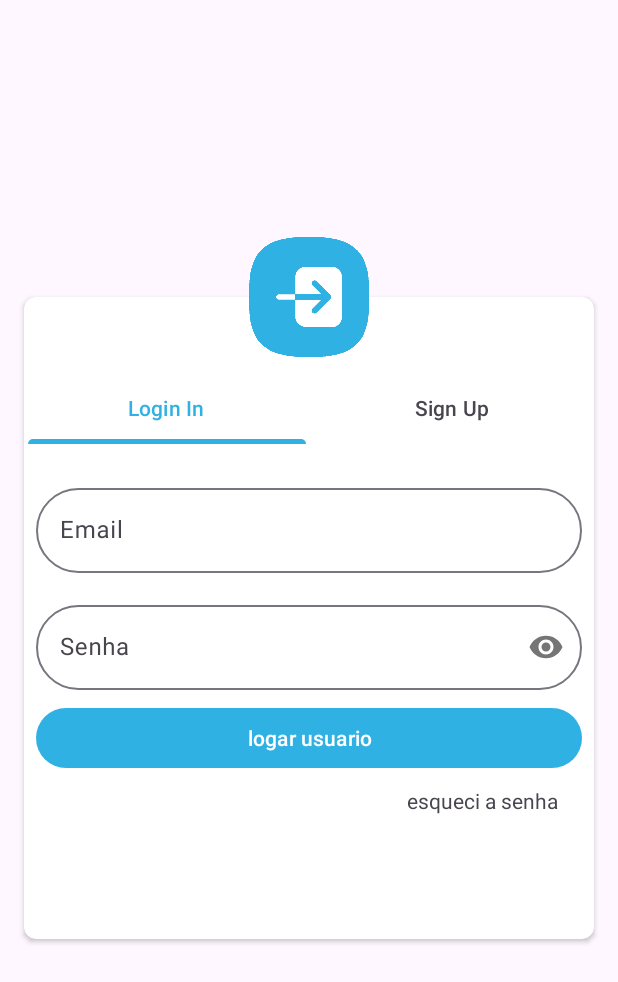
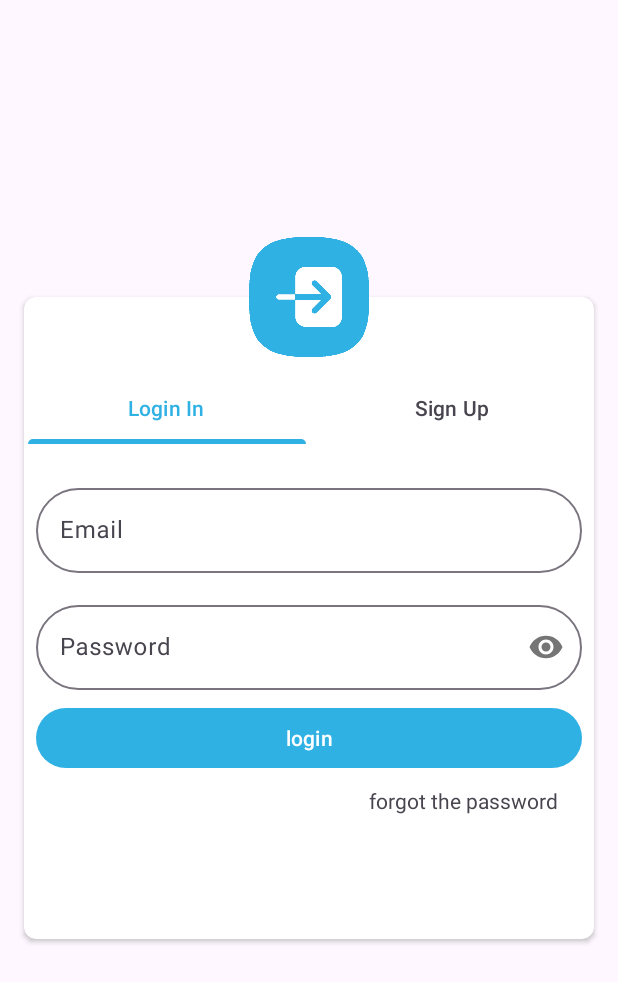
Before and after one commit to kaioLimaX/ChatApp, an Android app: the screen it shows after launch (AuthActivity), on a phone screen of 412 x 824 dp. Shown: the top 982 px of the screen. Run offline under Robolectric (Android 15) with nearby library versions, the phone set to English and light mode, and no system bars; our stand-ins replace Dagger/Hilt's generated code, Firebase (no records; nobody signed in at launch, a user with empty details on screens opened directly); libraries missing offline, so code that uses them is left out: com.wajahatkarim3.easyvalidation.

Commit message:
alterado para padrão EUA

```diff
--- a/app/src/main/res/layout/item_tablogin_login.xml
+++ b/app/src/main/res/layout/item_tablogin_login.xml
@@ -68,10 +68,9 @@
             android:id="@+id/txtSenha"
             android:layout_width="match_parent"
             android:layout_height="wrap_content"
-            android:hint="Senha"
+            android:hint="Password"
             android:imeOptions="actionDone"
-            android:inputType="textPassword"
-             />
+            android:inputType="textPassword" />
     </com.google.android.material.textfield.TextInputLayout>
 
 
@@ -82,7 +81,7 @@
         android:layout_marginStart="8dp"
         android:layout_marginTop="8dp"
         android:layout_marginEnd="8dp"
-        android:text="logar usuario"
+        android:text="login"
         app:layout_constraintEnd_toEndOf="parent"
         app:layout_constraintHorizontal_bias="0.5"
         app:layout_constraintStart_toStartOf="parent"
@@ -94,7 +93,7 @@
         android:layout_height="wrap_content"
         android:layout_marginTop="8dp"
         android:layout_marginEnd="16dp"
-        android:text="esqueci a senha"
+        android:text="forgot the password"
         app:layout_constraintEnd_toEndOf="@+id/btnLogar"
         app:layout_constraintTop_toBottomOf="@+id/btnLogar" />
 
```
